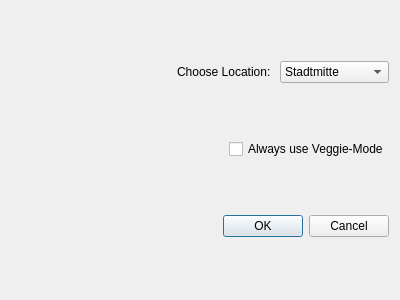
Before: the Qt Designer form settingsdialog.ui in googl1/TUDAMaensa, drawn with Qt 5.
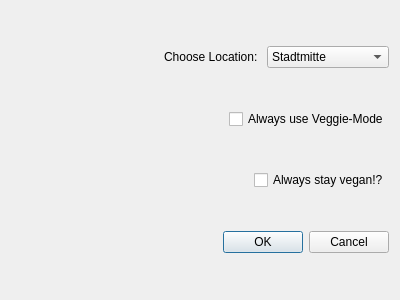
After: the same form once the commit is applied.

Commit message: added vegan mode

The edit to the form file:
```diff
--- a/settingsdialog.ui
+++ b/settingsdialog.ui
@@ -66,7 +66,7 @@
        </item>
        <item>
         <property name="text">
-         <string>Haardtring</string>
+         <string>Bistro-Haardtring</string>
         </property>
        </item>
       </widget>
@@ -97,6 +97,30 @@
      </item>
     </layout>
    </item>
+   <item>
+    <layout class="QHBoxLayout" name="horizontalLayout_3">
+     <item>
+      <spacer name="horizontalSpacer_3">
+       <property name="orientation">
+        <enum>Qt::Horizontal</enum>
+       </property>
+       <property name="sizeHint" stdset="0">
+        <size>
+         <width>40</width>
+         <height>20</height>
+        </size>
+       </property>
+      </spacer>
+     </item>
+     <item>
+      <widget class="QCheckBox" name="veganCheckBox">
+       <property name="text">
+        <string>Always stay vegan!?</string>
+       </property>
+      </widget>
+     </item>
+    </layout>
+   </item>
    <item>
     <widget class="QDialogButtonBox" name="buttonBox">
      <property name="orientation">
```
The commit also changes 7 other files.
